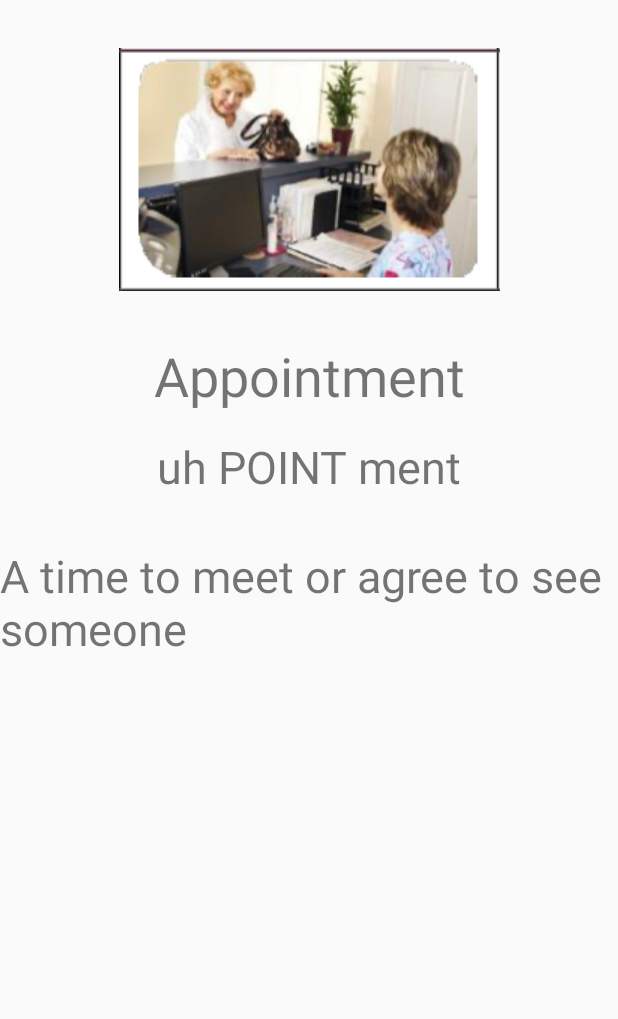
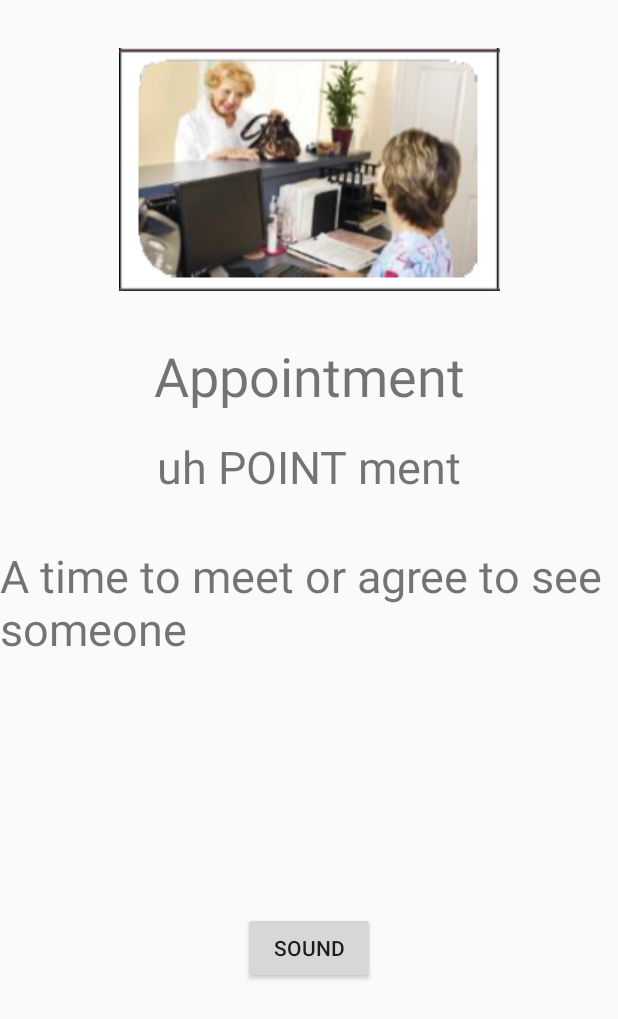
Before and after one commit to Jack-Stoetzel/COSC330, an Android app: the WordDisplay screen opened directly, with no data from a screen before it, on a phone screen of 412 x 824 dp. Shown: the top 1019 px of the screen. Run offline under Robolectric (Android 15) with nearby library versions, the phone set to English and light mode, and no system bars.

Commit message:
Added button for word pronunciation

```diff
--- a/Project1/app/src/main/java/com/example/project01/WordDisplay.java
+++ b/Project1/app/src/main/java/com/example/project01/WordDisplay.java
@@ -1,32 +1,69 @@
 package com.example.project01;
 
 import android.content.Intent;
+import android.graphics.drawable.Drawable;
+import android.media.Image;
 import android.os.Bundle;
+import android.speech.tts.TextToSpeech;
+import android.view.View;
 import android.widget.ImageView;
 import android.widget.TextView;
+import android.widget.Toast;
 
 import androidx.appcompat.app.AppCompatActivity;
 
+import java.util.Locale;
+
 
 public class WordDisplay extends AppCompatActivity {
+    TextToSpeech speaker;
+    String[] glossary;
+    int index;
+
+    int[] images = {R.drawable.appointment, R.drawable.appointment, R.drawable.checkup, R.drawable.copay,
+            R.drawable.emergency, R.drawable.fever, R.drawable.fiber, R.drawable.generic, R.drawable.headache,
+            R.drawable.history, R.drawable.insurance, R.drawable.labal, R.drawable.interpreter, R.drawable.medicine,
+            R.drawable.nutrition, R.drawable.obesity, R.drawable.otc, R.drawable.pharmacy, R.drawable.pharmacist,
+            R.drawable.rx, R.drawable.pcc, R.drawable.recipe, R.drawable.side, R.drawable.sodium, R.drawable.sore,
+            R.drawable.symptom, R.drawable.warning, R.drawable.vitamins};
+
     @Override
     protected void onCreate(Bundle savedInstanceState) {
         super.onCreate(savedInstanceState);
         setContentView(R.layout.activity_word_display);
 
         Intent intent = getIntent();
-        int i = intent.getIntExtra("key", 0);
+        index = intent.getIntExtra("key", 0);
 
-        String[] glossary = getResources().getStringArray(R.array.glossary);
+        glossary = getResources().getStringArray(R.array.glossary);
 
         ImageView img = findViewById(R.id.image);
         TextView word = findViewById(R.id.word);
         TextView pro = findViewById(R.id.pronounce);
         TextView def = findViewById(R.id.definition);
 
-        //img.setImageDrawable(R.drawable.glossary[i]);
-        word.setText(glossary[i]);
-        pro.setText(glossary[i + 1]);
-        def.setText(glossary[i + 2]);
+        img.setImageResource(images[index / 3]);
+        word.setText(glossary[index]);
+        pro.setText(glossary[index + 1]);
+        def.setText(glossary[index + 2]);
+
+        speaker=new TextToSpeech(getApplicationContext(), new TextToSpeech.OnInitListener() {
+            @Override
+            public void onInit(int status) {
+                if(status != TextToSpeech.ERROR) {
+                    speaker.setLanguage(Locale.ROOT);
+                    // Locale:
+                    // CANADA, CANADA_FRENCH, CHINA, FRANCE, GERMANY, ITALY, JAPAN, KOREA, PRC, ROOT(?), TAIWAN, UK, US
+                }
+            }
+        });
+    }
+
+    public void onClick(View v) {
+        String toSpeak = glossary[index];
+
+        Toast.makeText(getApplicationContext(), toSpeak,Toast.LENGTH_SHORT).show();
+
+        speaker.speak(toSpeak, TextToSpeech.QUEUE_FLUSH, null);
     }
 }
--- a/Project1/app/src/main/res/layout/activity_word_display.xml
+++ b/Project1/app/src/main/res/layout/activity_word_display.xml
@@ -53,4 +53,15 @@
         app:layout_constraintEnd_toEndOf="parent"
         app:layout_constraintStart_toStartOf="parent"
         app:layout_constraintTop_toBottomOf="@+id/pronounce" />
+
+    <Button
+        android:id="@+id/soundButton"
+        android:layout_width="wrap_content"
+        android:layout_height="wrap_content"
+        android:onClick="onClick"
+        android:text="Sound"
+        app:layout_constraintBottom_toBottomOf="parent"
+        app:layout_constraintEnd_toEndOf="parent"
+        app:layout_constraintStart_toStartOf="parent"
+        app:layout_constraintTop_toBottomOf="@+id/definition" />
 </androidx.constraintlayout.widget.ConstraintLayout>
```
